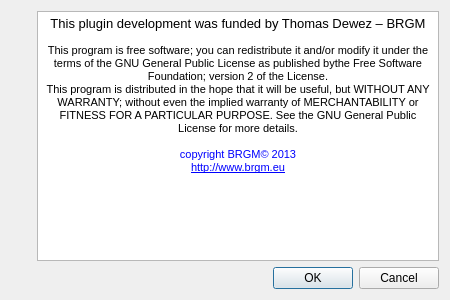
Above: plugins/qFacets/disclaimerDlg.ui from CloudCompare/CloudCompare before the change. Below: the same form after it.
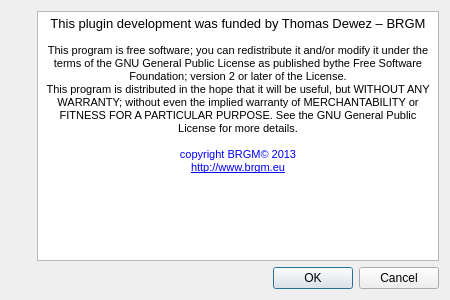
That is the form after the change. Icons and pictures are not drawn.

Commit message: All license headers updated - the project is now officially compatible with GPL license V2 'or later' (and LGPL for CC_CORE_LIB) - some mistakes fixed - layout harmonized

The edit to the form file:
```diff
--- a/plugins/qFacets/disclaimerDlg.ui
+++ b/plugins/qFacets/disclaimerDlg.ui
@@ -61,7 +61,7 @@
 &lt;/style&gt;&lt;/head&gt;&lt;body style=&quot; font-family:'MS Shell Dlg 2'; font-size:8.25pt; font-weight:400; font-style:normal;&quot;&gt;
 &lt;p align=&quot;center&quot; style=&quot; margin-top:0px; margin-bottom:0px; margin-left:0px; margin-right:0px; -qt-block-indent:0; text-indent:0px;&quot;&gt;&lt;span style=&quot; font-size:10pt;&quot;&gt;This plugin development was funded by Thomas Dewez – BRGM&lt;/span&gt;&lt;/p&gt;
 &lt;p align=&quot;center&quot; style=&quot;-qt-paragraph-type:empty; margin-top:0px; margin-bottom:0px; margin-left:0px; margin-right:0px; -qt-block-indent:0; text-indent:0px; font-size:8pt;&quot;&gt;&lt;br /&gt;&lt;/p&gt;
-&lt;p align=&quot;center&quot; style=&quot; margin-top:0px; margin-bottom:0px; margin-left:0px; margin-right:0px; -qt-block-indent:0; text-indent:0px;&quot;&gt;&lt;span style=&quot; font-size:8pt;&quot;&gt;This program is free software; you can redistribute it and/or modify it under the terms of the GNU General Public License as published bythe Free Software Foundation; version 2 of the License.&lt;/span&gt;&lt;/p&gt;
+&lt;p align=&quot;center&quot; style=&quot; margin-top:0px; margin-bottom:0px; margin-left:0px; margin-right:0px; -qt-block-indent:0; text-indent:0px;&quot;&gt;&lt;span style=&quot; font-size:8pt;&quot;&gt;This program is free software; you can redistribute it and/or modify it under the terms of the GNU General Public License as published bythe Free Software Foundation; version 2 or later of the License.&lt;/span&gt;&lt;/p&gt;
 &lt;p align=&quot;center&quot; style=&quot; margin-top:0px; margin-bottom:0px; margin-left:0px; margin-right:0px; -qt-block-indent:0; text-indent:0px;&quot;&gt;&lt;span style=&quot; font-size:8pt;&quot;&gt;This program is distributed in the hope that it will be useful, but WITHOUT ANY WARRANTY; without even the implied warranty of MERCHANTABILITY or FITNESS FOR A PARTICULAR PURPOSE. See the GNU General Public License for more details.&lt;/span&gt;&lt;/p&gt;
 &lt;p align=&quot;center&quot; style=&quot;-qt-paragraph-type:empty; margin-top:0px; margin-bottom:0px; margin-left:0px; margin-right:0px; -qt-block-indent:0; text-indent:0px; font-size:8pt;&quot;&gt;&lt;br /&gt;&lt;/p&gt;
 &lt;p align=&quot;center&quot; style=&quot; margin-top:0px; margin-bottom:0px; margin-left:0px; margin-right:0px; -qt-block-indent:0; text-indent:0px;&quot;&gt;&lt;span style=&quot; font-size:8pt; color:#0000ff;&quot;&gt;copyright BRGM&lt;/span&gt;&lt;span style=&quot; font-family:'sans-serif'; font-size:8pt; color:#0000ff; background-color:#ffffff;&quot;&gt;©&lt;/span&gt;&lt;span style=&quot; font-size:8pt; color:#0000ff;&quot;&gt; 2013&lt;/span&gt;&lt;/p&gt;
```
The commit also changes 583 other files.
